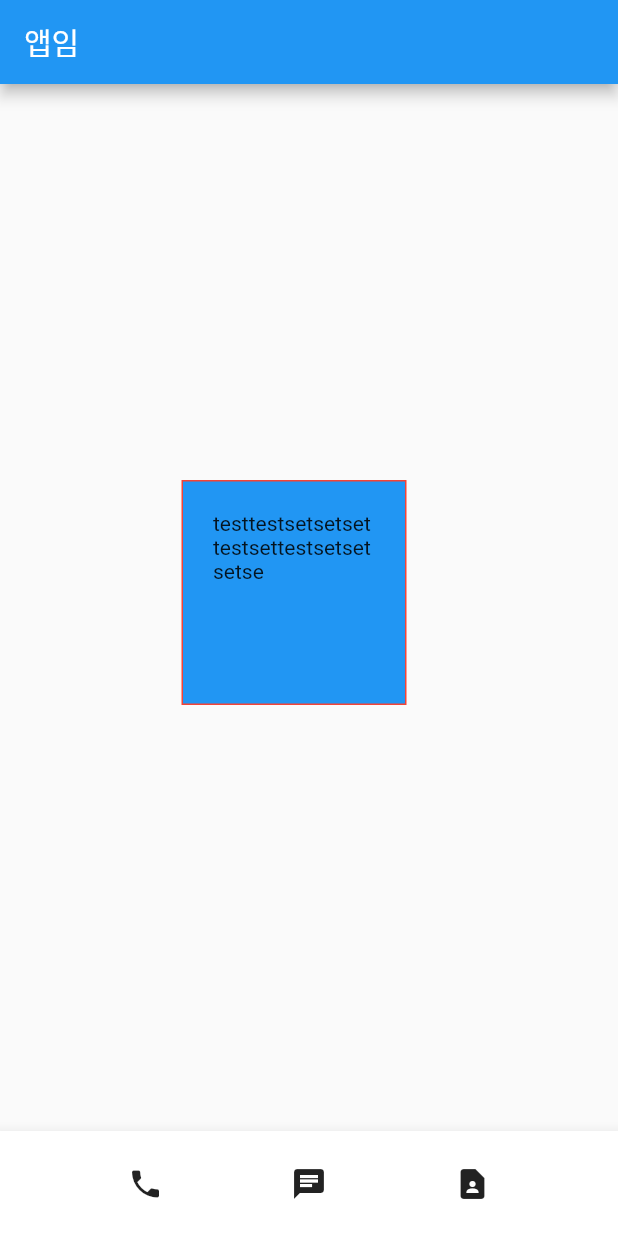
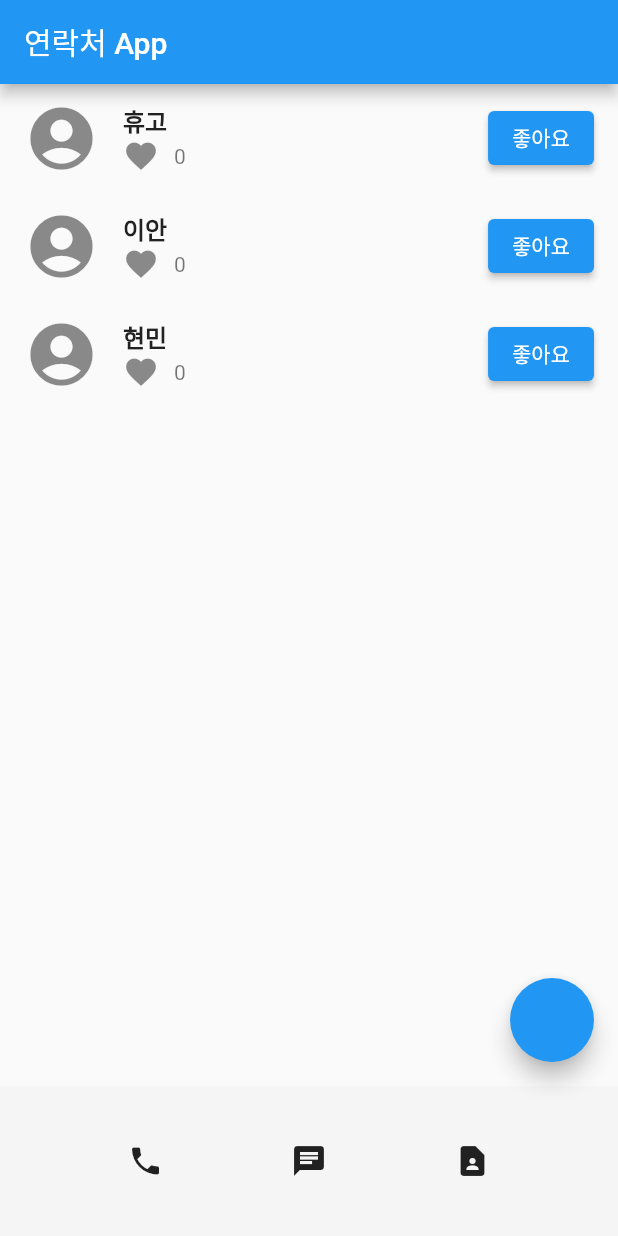
Before and after one commit to HyunminKo/flutter-apps, a Flutter app: the screen it shows after launch, on a phone screen of 412 x 824 dp. Run offline on Flutter 3.47's test engine with Material 2 defaults, Android fonts, the phone set to English and light mode, and no system bars.

Commit message:
Add feature the list of contact items

```diff
--- /dev/null
+++ b/contact/lib/bottom_appbar.dart
@@ -0,0 +1,21 @@
+import 'package:flutter/material.dart';
+
+class ContactBottomAppBar extends StatelessWidget {
+  const ContactBottomAppBar({Key? key}) : super(key: key);
+
+  @override
+  Widget build(BuildContext context) {
+    return Container(
+      color: Color.fromARGB(255, 245, 245, 245),
+      height: 100,
+      child: Row(
+        mainAxisAlignment: MainAxisAlignment.spaceEvenly,
+        children: [
+          Icon(Icons.phone),
+          Icon(Icons.chat),
+          Icon(Icons.contact_page)
+        ],
+      ),
+    );
+  }
+}
--- a/contact/lib/main.dart
+++ b/contact/lib/main.dart
@@ -1,47 +1,112 @@
 import 'package:flutter/material.dart';
+import 'bottom_appbar.dart';
 
 void main() {
-  runApp(const MyApp());
+  runApp(MaterialApp(home: MyApp()));
 }
 
 class MyApp extends StatelessWidget {
-  const MyApp({super.key});
+  MyApp({super.key});
 
   @override
   Widget build(BuildContext context) {
-    return MaterialApp(
-      home: Scaffold(
-        appBar: AppBar(
-          title: Text("앱임"),
-        ),
-        body: Center(
-          child: Container(
-            width: 150,
-            height: 150,
-            margin: EdgeInsets.fromLTRB(10, 20, 30, 40),
-            padding: EdgeInsets.all(20),
-            child: Text("testtestsetsetsettestsettestsetsetsetse"),
-            decoration: BoxDecoration(
-              border: Border.all(color: Colors.red),
-              color: Colors.blue,
-            ),
-          ),
-        ),
-        bottomNavigationBar: BottomAppBar(
-          child: SizedBox(
-            key: Key("test"),
-            height: 70,
-            child: Row(
-              mainAxisAlignment: MainAxisAlignment.spaceEvenly,
-              children: [
-                Icon(Icons.phone),
-                Icon(Icons.chat),
-                Icon(Icons.contact_page),
-              ],
-            ),
-          )
-        ),
-      )
+    return Scaffold(
+      floatingActionButton: FloatingActionButton(onPressed: () {
+        showDialog(
+            context: context,
+            builder: (context) {
+              return Dialog(
+                child: Container(
+                    height: 100,
+                    child: Column(
+                      crossAxisAlignment: CrossAxisAlignment.start,
+                      children: [
+                        Text("연락처"),
+                        TextField(
+                          decoration: InputDecoration(
+                            labelText: 'Phone Number',
+                          ),
+                        ),
+                        Row(
+                          mainAxisAlignment: MainAxisAlignment.end,
+                          children: [
+                            ElevatedButton(
+                                onPressed: () {}, child: Text("cancel")),
+                            ElevatedButton(onPressed: () {}, child: Text("ok")),
+                          ],
+                        )
+                      ],
+                    )),
+              );
+            });
+      }),
+      appBar: AppBar(
+        title: Text("연락처 App"),
+      ),
+      body: ContactView(),
+      bottomNavigationBar: ContactBottomAppBar(),
     );
   }
 }
+
+class ContactView extends StatefulWidget {
+  const ContactView({Key? key}) : super(key: key);
+
+  @override
+  State<ContactView> createState() => _ContactViewState();
+}
+
+class _ContactViewState extends State<ContactView> {
+  var names = ["휴고", "이안", "현민"];
+
+  @override
+  Widget build(BuildContext context) {
+    return Container(
+      child: ListView.builder(
+        itemCount: names.length,
+        itemBuilder: (context, index) {
+          return ContactItem(name: names[index]);
+        },
+      ),
+    );
+  }
+}
+
+class ContactItem extends StatefulWidget {
+  String name = "";
+
+  ContactItem({super.key, required this.name});
+
+  @override
+  State<ContactItem> createState() => _ContactItemState();
+}
+
+class _ContactItemState extends State<ContactItem> {
+  var likes = 0;
+  @override
+  Widget build(BuildContext context) {
+    return ListTile(
+      leading: Icon(
+        Icons.account_circle,
+        size: 50,
+      ),
+      title: Text(
+        widget.name,
+        style: TextStyle(fontWeight: FontWeight.bold),
+      ),
+      subtitle: Row(children: [
+        Icon(Icons.favorite),
+        Container(
+            padding: EdgeInsets.fromLTRB(10, 0, 0, 0), child: Text("$likes"))
+      ]),
+      trailing: ElevatedButton(
+        child: Text("좋아요"),
+        onPressed: () {
+          setState(() {
+            likes++;
+          });
+        },
+      ),
+    );
+  }
+}
```
Also changed, not shown: contact/lib/carrot_market.dart (added, +55 -0 lines), contact/assets/dslr.jpg (added), 8 other files.
